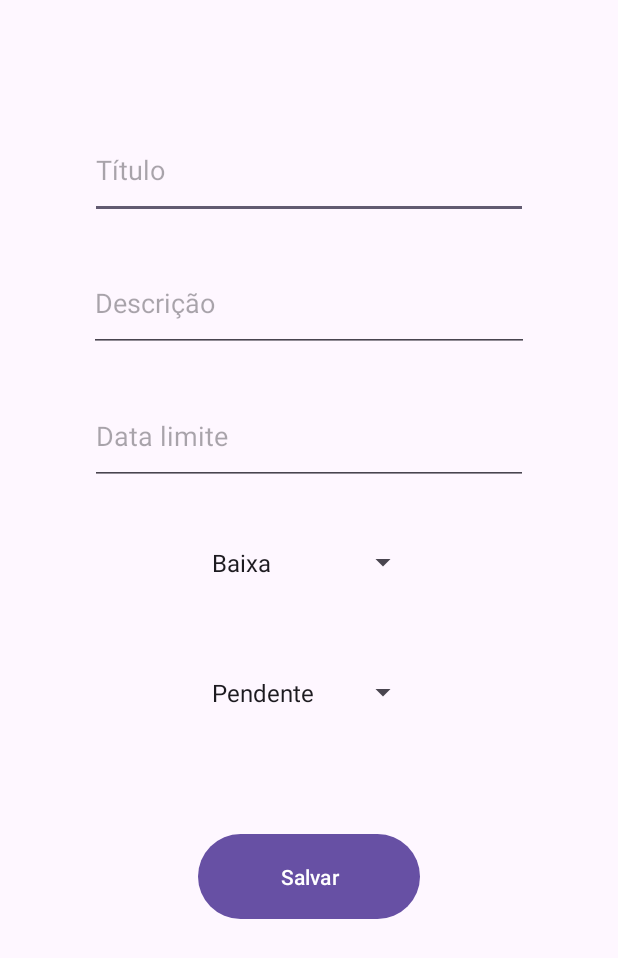
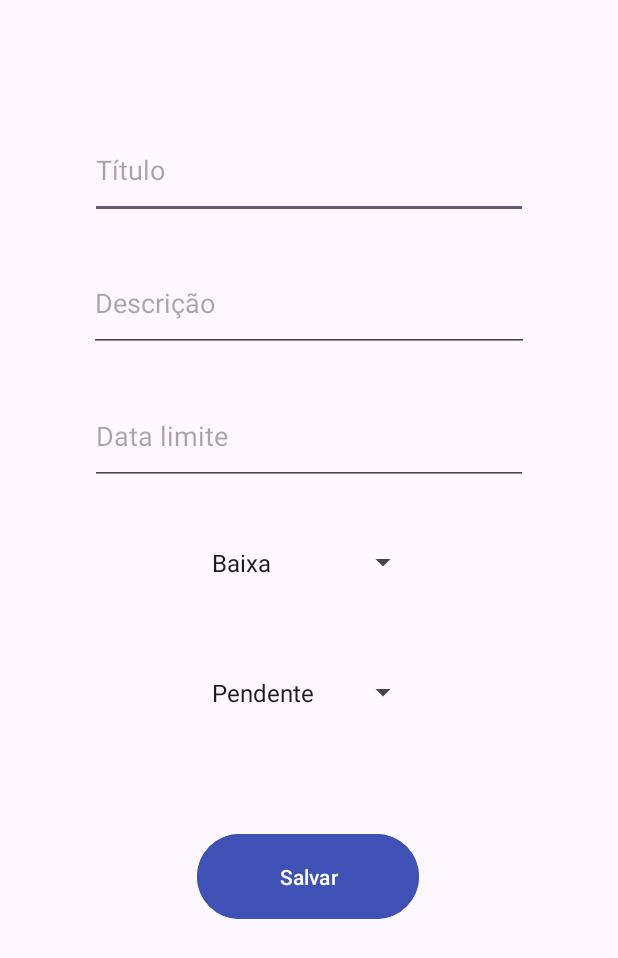
Before and after one commit to LDrawe/TrabalhoFinal-Kotlin, an Android app: the screen it shows after launch (AddToDo), after a tap on an icon or button, on a phone screen of 412 x 824 dp. Shown: the top 958 px of the screen. Run offline under Robolectric (Android 15) with nearby library versions, the phone set to English and light mode, and no system bars.

Commit message:
Um monte de coisa

```diff
--- a/app/build.gradle.kts
+++ b/app/build.gradle.kts
@@ -40,7 +40,7 @@ android {
 }
 
 dependencies {
-
+    implementation(libs.androidx.material3)
     implementation(libs.androidx.core.ktx)
     implementation(libs.androidx.appcompat)
     implementation(libs.material)
--- a/app/src/main/java/com/example/tudu/AddToDo.kt
+++ b/app/src/main/java/com/example/tudu/AddToDo.kt
@@ -4,7 +4,6 @@ import android.os.Bundle
 import android.text.Editable
 import android.text.TextWatcher
 import android.view.View
-import android.widget.AdapterView
 import android.widget.ArrayAdapter
 import android.widget.EditText
 import android.widget.Toast
@@ -19,8 +18,41 @@ import java.util.Locale
 class AddToDo : AppCompatActivity() {
 
     private lateinit var binding: ActivityAddToDoBinding
+    private var todoId: Int? = null // ID do To-Do (nulo se for novo)
+    private lateinit var db: DBHelper
 
-    fun applyDateMask(editText: EditText) {
+    override fun onCreate(savedInstanceState: Bundle?) {
+        super.onCreate(savedInstanceState)
+        enableEdgeToEdge()
+        binding = ActivityAddToDoBinding.inflate(layoutInflater)
+        setContentView(binding.root)
+
+        ViewCompat.setOnApplyWindowInsetsListener(findViewById(R.id.main)) { v, insets ->
+            val systemBars = insets.getInsets(WindowInsetsCompat.Type.systemBars())
+            v.setPadding(systemBars.left, systemBars.top, systemBars.right, systemBars.bottom)
+            insets
+        }
+
+        db = DBHelper(this)
+        applyDateMask(binding.editDataLimite)
+
+        setupSpinners()
+
+        // Verifica se recebeu um ID via Intent (modo edição)
+        todoId = intent.getIntExtra("TODO_ID", -1).takeIf { it != -1 }
+        if (todoId != null) {
+            loadToDoData(todoId!!)
+        } else {
+            binding.btnDelete.visibility = View.GONE // Oculta botão excluir em novo To-Do
+            binding.btnComplete.visibility = View.GONE // Oculta botão concluir
+        }
+
+        binding.btnSave.setOnClickListener { saveToDo() }
+        binding.btnDelete.setOnClickListener { deleteToDo() }
+        binding.btnComplete.setOnClickListener { markAsCompleted() }
+    }
+
+    private fun applyDateMask(editText: EditText) {
         editText.addTextChangedListener(object : TextWatcher {
             private var isUpdating = false
             private val mask = "##/##/####"
@@ -31,10 +63,9 @@ class AddToDo : AppCompatActivity() {
 
             override fun onTextChanged(s: CharSequence?, start: Int, before: Int, count: Int) {
                 if (isUpdating) return
-
                 isUpdating = true
 
-                var newText = s.toString().filter { it.isDigit() }
+                val newText = s.toString().filter { it.isDigit() }
                 val formattedText = StringBuilder()
 
                 var index = 0
@@ -50,13 +81,12 @@ class AddToDo : AppCompatActivity() {
 
                 editText.setText(formattedText)
                 editText.setSelection(formattedText.length)
-
                 isUpdating = false
             }
         })
     }
 
-    fun isValidDate(date: String): Boolean {
+    private fun isValidDate(date: String): Boolean {
         return try {
             val sdf = SimpleDateFormat("dd/MM/yyyy", Locale.getDefault())
             sdf.isLenient = false
@@ -67,83 +97,94 @@ class AddToDo : AppCompatActivity() {
         }
     }
 
-    override fun onCreate(savedInstanceState: Bundle?) {
-        super.onCreate(savedInstanceState)
-        enableEdgeToEdge()
-        binding = ActivityAddToDoBinding.inflate(layoutInflater)
-        setContentView(binding.root)
-        ViewCompat.setOnApplyWindowInsetsListener(findViewById(R.id.main)) { v, insets ->
-            val systemBars = insets.getInsets(WindowInsetsCompat.Type.systemBars())
-            v.setPadding(systemBars.left, systemBars.top, systemBars.right, systemBars.bottom)
-            insets
+    private fun setupSpinners() {
+        val priorityAdapter = ArrayAdapter(
+            this, android.R.layout.simple_spinner_item, Priority.entries.map { it.value }
+        )
+        priorityAdapter.setDropDownViewResource(android.R.layout.simple_spinner_dropdown_item)
+        binding.priority.adapter = priorityAdapter
+
+        val statusAdapter = ArrayAdapter(
+            this, android.R.layout.simple_spinner_item, Status.entries.map { it.value }
+        )
+        statusAdapter.setDropDownViewResource(android.R.layout.simple_spinner_dropdown_item)
+        binding.status.adapter = statusAdapter
+    }
+
+    private fun loadToDoData(id: Int) {
+        val todo = db.getToDoById(id)
+        if (todo != null) {
+            binding.editTitle.setText(todo.title)
+            binding.editDescription.setText(todo.description)
+            binding.editDataLimite.setText(todo.dataLimite)
+            binding.priority.setSelection(Priority.entries.indexOf(todo.priority))
+            binding.status.setSelection(Status.entries.indexOf(todo.status))
         }
-        applyDateMask(binding.editDataLimite)
+    }
 
+    private fun saveToDo() {
+        val title = binding.editTitle.text.toString().trim()
+        val description = binding.editDescription.text.toString().trim()
+        val dueDate = binding.editDataLimite.text.toString().trim()
 
-        val db = DBHelper(this)
-
-        val spinnerPriority = binding.priority
-        val spinnerStatus = binding.status
-
-        // Configurando o Spinner de Prioridade
-        val priorityAdapter = ArrayAdapter(this, android.R.layout.simple_spinner_item, Priority.entries.map { it.value }) // Pegamos o valor legível do enum
-
-        priorityAdapter.setDropDownViewResource(android.R.layout.simple_spinner_dropdown_item)
-        spinnerPriority.adapter = priorityAdapter
-
-        spinnerPriority.onItemSelectedListener = object : AdapterView.OnItemSelectedListener {
-            override fun onItemSelected(parent: AdapterView<*>, view: View?, position: Int, id: Long) {
-                val selectedPriority = Priority.entries[position] // Obtém o valor do enum correspondente
-            }
-
-            override fun onNothingSelected(parent: AdapterView<*>) {}
+        if (title.isEmpty() || description.isEmpty() || dueDate.isEmpty()) {
+            Toast.makeText(this, "Preencha todos os campos!", Toast.LENGTH_SHORT).show()
+            return
         }
 
-        // Configurando o Spinner de Status
-        val statusAdapter = ArrayAdapter(
-            this,
-            android.R.layout.simple_spinner_item,
-            Status.entries.map { it.value } // Pegamos o valor legível do enum
-        )
-        statusAdapter.setDropDownViewResource(android.R.layout.simple_spinner_dropdown_item)
-        spinnerStatus.adapter = statusAdapter
-
-        spinnerStatus.onItemSelectedListener = object : AdapterView.OnItemSelectedListener {
-            override fun onItemSelected(parent: AdapterView<*>, view: View?, position: Int, id: Long) {
-                val selectedStatus = Status.entries[position] // Obtém o valor do enum correspondente
-            }
-
-            override fun onNothingSelected(parent: AdapterView<*>) {}
+        if (!isValidDate(dueDate)) {
+            Toast.makeText(this, "Data inválida!", Toast.LENGTH_SHORT).show()
+            return
         }
 
-        binding.btnSave.setOnClickListener {
-            val title = binding.editTitle.text.toString().trim()
-            val description = binding.editDescription.text.toString().trim()
-            val dataLimite = binding.editDataLimite.text.toString().trim()
+        val selectedPriority = Priority.entries[binding.priority.selectedItemPosition]
+        val selectedStatus = Status.entries[binding.status.selectedItemPosition]
 
-            if (title.isEmpty() || description.isEmpty() || dataLimite.isEmpty()) {
-                Toast.makeText(applicationContext, "Preencha todos os campos!", Toast.LENGTH_SHORT).show()
-                return@setOnClickListener
+        if (todoId == null) {
+            // Criar novo To-Do
+            val res = db.todoInsert(title, description, dueDate, selectedPriority, selectedStatus)
+            if (res > 0) {
+                Toast.makeText(this, "Tarefa criada!", Toast.LENGTH_SHORT).show()
+                setResult(RESULT_OK)
+                finish()
+            } else {
+                Toast.makeText(this, "Erro ao criar tarefa!", Toast.LENGTH_SHORT).show()
             }
+        } else {
+            // Atualizar To-Do existente
+            val res = db.updateToDo(todoId!!, title, description, dueDate, selectedPriority, selectedStatus)
+            if (res > 0) {
+                Toast.makeText(this, "Tarefa atualizada!", Toast.LENGTH_SHORT).show()
+                setResult(RESULT_OK)
+                finish()
+            } else {
+                Toast.makeText(this, "Erro ao atualizar tarefa!", Toast.LENGTH_SHORT).show()
+            }
+        }
+    }
 
-            if (!isValidDate(dataLimite)) {
-                Toast.makeText(applicationContext, "Data inválida!", Toast.LENGTH_SHORT).show()
-                return@setOnClickListener
+    private fun deleteToDo() {
+        if (todoId != null) {
+            val res = db.deleteToDo(todoId!!)
+            if (res > 0) {
+                Toast.makeText(this, "Tarefa excluída!", Toast.LENGTH_SHORT).show()
+                setResult(RESULT_OK)
+                finish()
+            } else {
+                Toast.makeText(this, "Erro ao excluir tarefa!", Toast.LENGTH_SHORT).show()
             }
+        }
+    }
 
-            // Obtendo os valores selecionados dos Spinners
-            val selectedPriority = Priority.entries[binding.priority.selectedItemPosition] // Enum de Prioridade
-            val selectedStatus = Status.entries[binding.status.selectedItemPosition] // Enum de Status
-
-            // Inserindo no banco de dados
-            val res = db.todoInsert(title, description, dataLimite, selectedPriority, selectedStatus)
-
+    private fun markAsCompleted() {
+        if (todoId != null) {
+            val res = db.markToDoAsCompleted(todoId!!)
             if (res > 0) {
-                Toast.makeText(applicationContext, "Tarefa criada!", Toast.LENGTH_SHORT).show()
-                setResult(RESULT_OK) // Define o resultado da atividade
-                finish() // Volta para a tela anterior
+                Toast.makeText(this, "Tarefa concluída!", Toast.LENGTH_SHORT).show()
+                setResult(RESULT_OK)
+                finish()
             } else {
-                Toast.makeText(applicationContext, "Erro ao criar tarefa: $res", Toast.LENGTH_SHORT).show()
+                Toast.makeText(this, "Erro ao concluir tarefa!", Toast.LENGTH_SHORT).show()
             }
         }
     }
--- /dev/null
+++ b/app/src/main/java/com/example/tudu/Splash.kt
@@ -0,0 +1,30 @@
+package com.example.tudu
+
+import android.content.Intent
+import android.os.Bundle
+import androidx.activity.enableEdgeToEdge
+import androidx.appcompat.app.AppCompatActivity
+import androidx.core.view.ViewCompat
+import androidx.core.view.WindowInsetsCompat
+import kotlinx.coroutines.*
+
+class Splash : AppCompatActivity() {
+    override fun onCreate(savedInstanceState: Bundle?) {
+        super.onCreate(savedInstanceState)
+        enableEdgeToEdge()
+        setContentView(R.layout.activity_splash)
+
+        ViewCompat.setOnApplyWindowInsetsListener(findViewById(R.id.main)) { v, insets ->
+            val systemBars = insets.getInsets(WindowInsetsCompat.Type.systemBars())
+            v.setPadding(systemBars.left, systemBars.top, systemBars.right, systemBars.bottom)
+            insets
+        }
+
+        // Navigate to MainActivity after 3 seconds
+        CoroutineScope(Dispatchers.Main).launch {
+            delay(3000) // 3 seconds delay
+            startActivity(Intent(this@Splash, MainActivity::class.java))
+            finish() // Close splash screen
+        }
+    }
+}
--- a/app/src/main/java/com/example/tudu/ToDo.kt
+++ b/app/src/main/java/com/example/tudu/ToDo.kt
@@ -4,21 +4,21 @@ import android.os.Parcel
 import android.os.Parcelable
 
 enum class Priority(val value: String) {
-    LOW("Baixa"), ONGOING("Andamento"), HIGH("Alta");
+    LOW("Baixa"), MEDIUM("Média"), HIGH("Alta");
 
     companion object {
         fun fromValue(value: String): Priority {
-            return values().find { it.value == value } ?: LOW
+            return entries.find { it.value == value } ?: LOW
         }
     }
 }
 
 enum class Status(val value: String) {
-    PENDING("Pendente"), IN_PROGRESS("in progress"), DONE("Concluída"), DELAYED("Atrasada");
+    PENDING("Pendente"), IN_PROGRESS("Em Andamento"), DONE("Concluída"), DELAYED("Atrasada");
 
     companion object {
         fun fromValue(value: String): Status {
-            return values().find { it.value == value } ?: PENDING
+            return entries.find { it.value == value } ?: PENDING
         }
     }
 }
--- a/app/src/main/res/layout/activity_add_to_do.xml
+++ b/app/src/main/res/layout/activity_add_to_do.xml
@@ -16,7 +16,7 @@
         android:layout_marginEnd="60dp"
         android:layout_marginBottom="24dp"
         android:ems="10"
-        android:hint="Título"
+        android:hint="@string/titulo"
         android:inputType="textCapSentences"
         app:layout_constraintBottom_toTopOf="@+id/editDescription"
         app:layout_constraintEnd_toEndOf="parent"
@@ -31,7 +31,7 @@
         android:layout_marginEnd="59dp"
         android:layout_marginBottom="23dp"
         android:ems="10"
-        android:hint="Descrição"
+        android:hint="@string/descricao"
         android:inputType="textCapSentences"
         app:layout_constraintBottom_toTopOf="@+id/editDataLimite"
         app:layout_constraintEnd_toEndOf="parent"
@@ -46,8 +46,8 @@
         android:layout_marginEnd="60dp"
         android:layout_marginBottom="19dp"
         android:ems="10"
-        android:hint="Data limite"
-        android:inputType="datetime|date"
+        android:hint="@string/data_limite"
+        android:inputType="date"
         app:layout_constraintBottom_toTopOf="@+id/priority"
         app:layout_constraintEnd_toEndOf="parent"
         app:layout_constraintStart_toStartOf="parent"
@@ -68,9 +68,11 @@
         android:layout_width="148dp"
         android:layout_height="0dp"
         android:layout_marginBottom="207dp"
-        android:text="Salvar"
+        android:backgroundTint="#3F51B5"
+        android:text="@string/salvar"
         app:layout_constraintBottom_toBottomOf="parent"
         app:layout_constraintEnd_toEndOf="parent"
+        app:layout_constraintHorizontal_bias="0.498"
         app:layout_constraintStart_toStartOf="parent"
         app:layout_constraintTop_toBottomOf="@+id/status" />
 
@@ -84,5 +86,23 @@
         app:layout_constraintStart_toStartOf="parent"
         app:layout_constraintTop_toBottomOf="@+id/editDataLimite" />
 
+    <Button
+        android:id="@+id/btnDelete"
+        android:layout_width="148dp"
+        android:layout_height="wrap_content"
+        android:backgroundTint="#F44336"
+        android:text="@string/deletar"
+        tools:layout_editor_absoluteX="131dp"
+        tools:layout_editor_absoluteY="547dp" />
+
+    <Button
+        android:id="@+id/btnComplete"
+        android:layout_width="148dp"
+        android:layout_height="wrap_content"
+        android:backgroundTint="#4CAF50"
+        android:text="@string/concluir"
+        tools:layout_editor_absoluteX="131dp"
+        tools:layout_editor_absoluteY="621dp" />
+
 
 </androidx.constraintlayout.widget.ConstraintLayout>
--- a/app/src/main/res/layout/activity_main.xml
+++ b/app/src/main/res/layout/activity_main.xml
@@ -11,10 +11,7 @@
         android:id="@+id/recyclerView"
         android:layout_width="0dp"
         android:layout_height="0dp"
-        android:layout_marginStart="12dp"
-        android:layout_marginTop="31dp"
-        android:layout_marginEnd="12dp"
-        android:layout_marginBottom="31dp"
+        android:paddingTop="30dp"
         app:layout_constraintBottom_toBottomOf="parent"
         app:layout_constraintEnd_toEndOf="parent"
         app:layout_constraintStart_toStartOf="parent"
@@ -28,6 +25,7 @@
         android:layout_marginBottom="56dp"
         android:clickable="true"
         android:contentDescription="@string/bottom_sheet_behavior"
+        android:focusable="true"
         app:cornerRadius="25dp"
         app:layout_constraintBottom_toBottomOf="@+id/recyclerView"
         app:layout_constraintEnd_toEndOf="@+id/recyclerView"
--- a/app/src/main/res/values/colors.xml
+++ b/app/src/main/res/values/colors.xml
@@ -2,4 +2,12 @@
 <resources>
     <color name="black">#FF000000</color>
     <color name="white">#FFFFFFFF</color>
+
+    <color name="status_pending">#FFC107</color> <!-- Cor amarela para 'Pendente' -->
+    <color name="status_in_progress">#2196F3</color> <!-- Cor azul para 'Em Andamento' -->
+    <color name="status_delayed">#D32F2F</color> <!-- Cor vermelha para 'Atrasada' -->
+    <color name="status_done">#4DB146</color> <!-- Cor verde para 'Concluída' -->
+    <color name="priority_high">#FF3D00</color> <!-- Cor vermelha para 'Alta' -->
+    <color name="priority_medium">#FF9800</color> <!-- Cor laranja para 'Média' -->
+    <color name="priority_low">#00A3F7</color> <!-- Cor azul para 'Baixa' -->
 </resources>
--- a/app/src/main/res/values/strings.xml
+++ b/app/src/main/res/values/strings.xml
@@ -1,3 +1,13 @@
 <resources>
     <string name="app_name">TuDu</string>
+    <string name="titulo">Título</string>
+    <string name="descricao">Descrição</string>
+    <string name="data_limite">Data limite</string>
+    <string name="deletar">Deletar</string>
+    <string name="concluir">Concluir</string>
+    <string name="salvar">Salvar</string>
+    <string name="appname">TuDu</string>
+    <string name="title">Title</string>
+    <string name="pendente">Pendente</string>
+    <string name="alta">Alta</string>
 </resources>
--- a/gradle/libs.versions.toml
+++ b/gradle/libs.versions.toml
@@ -9,9 +9,11 @@ appcompat = "1.7.0"
 material = "1.12.0"
 activity = "1.10.1"
 constraintlayout = "2.2.1"
+material3 = "1.3.1"
 
 [libraries]
 androidx-core-ktx = { group = "androidx.core", name = "core-ktx", version.ref = "coreKtx" }
+androidx-material3 = { module = "androidx.compose.material3:material3", version.ref = "material3" }
 junit = { group = "junit", name = "junit", version.ref = "junit" }
 androidx-junit = { group = "androidx.test.ext", name = "junit", version.ref = "junitVersion" }
 androidx-espresso-core = { group = "androidx.test.espresso", name = "espresso-core", version.ref = "espressoCore" }
```
Also changed, not shown: app/src/main/AndroidManifest.xml (+8 -11 lines), app/src/main/java/com/example/tudu/DBHelper.kt (+64 -16 lines), app/src/main/java/com/example/tudu/ToDoAdapter.kt (+61 -2 lines), app/src/main/res/layout/activity_splash.xml (added, +20 -0 lines), app/src/main/res/layout/list_item_todo.xml (+54 -12 lines).
